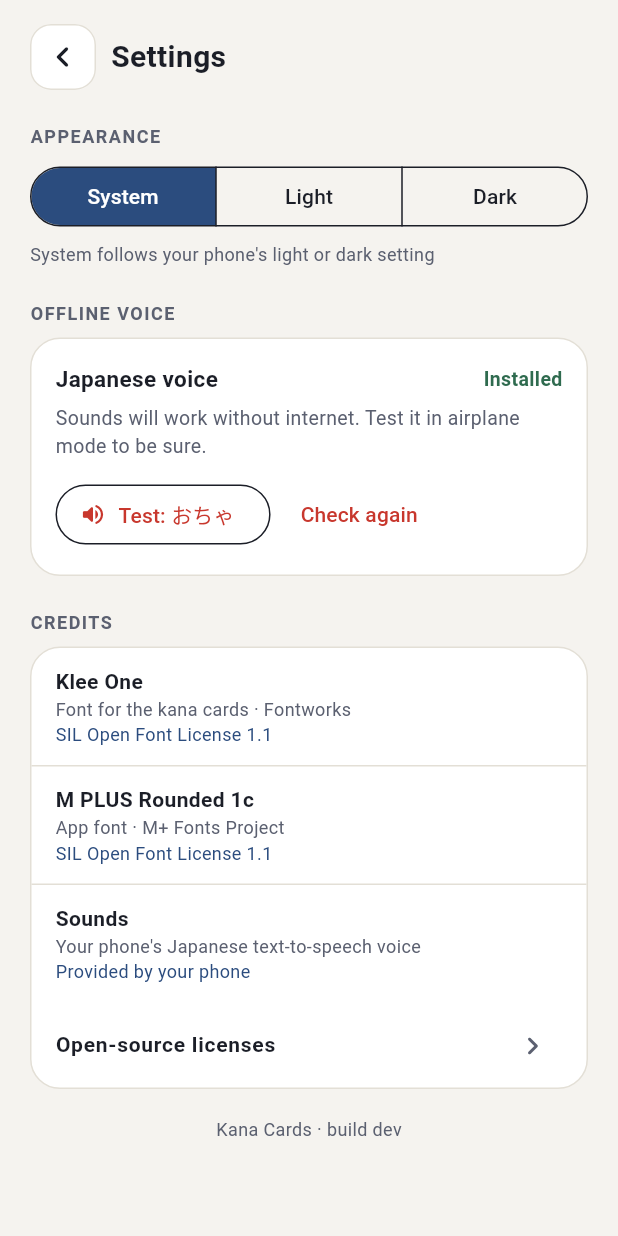
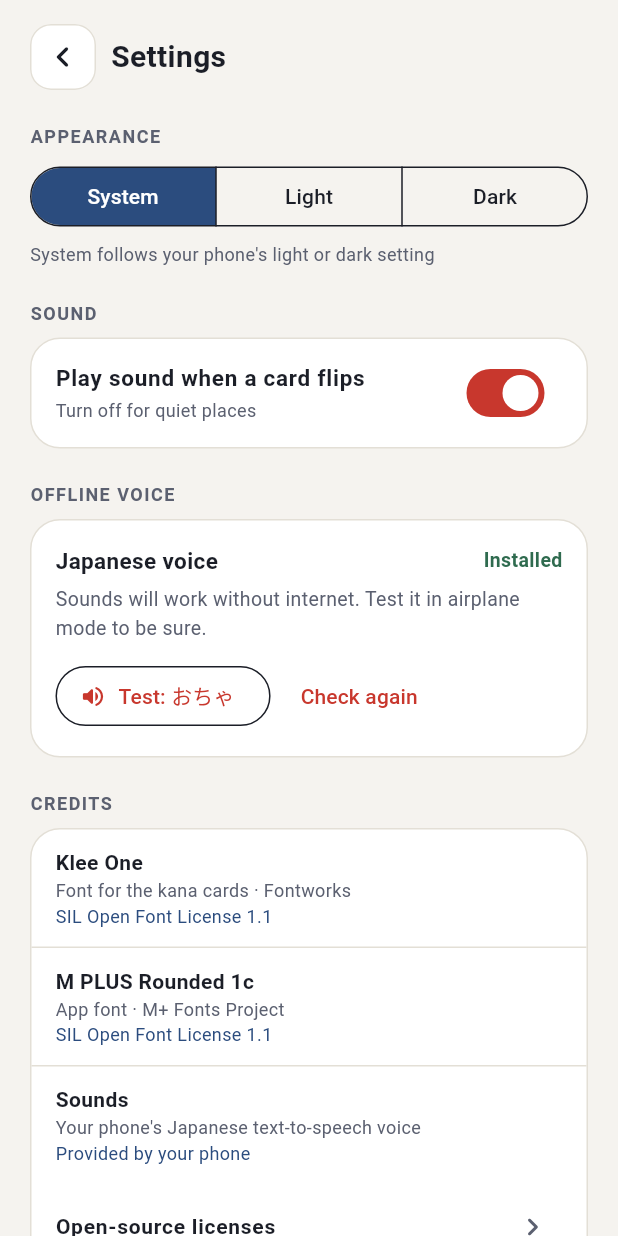
Before and after one commit to stevenfoong/my-japanese-flashcard, a Flutter app: the SettingsScreen screen opened directly, on a phone screen of 412 x 824 dp. Run offline on Flutter 3.47's test engine with Material 3 defaults, Android fonts, the phone set to English and light mode, and no system bars; our stand-ins replace flutter_tts, shared_preferences; accounts and stored records are empty; Roboto replaces fonts that are missing (MPlusRounded).

Commit message:
Play the card's sound when it flips, with a switch in Settings
Co-Authored-By: Claude Opus 5.5 <noreply@anthropic.com>
Claude-Session: https://claude.ai/code/session_01XWSL2WW6obWrmSC3zKDXWi

```diff
--- a/lib/screens/flip_screen.dart
+++ b/lib/screens/flip_screen.dart
@@ -5,6 +5,7 @@ import 'package:flutter/material.dart';
 import '../models.dart';
 import '../services/app_state.dart';
 import '../services/decks.dart';
+import '../services/speech.dart';
 import '../theme.dart';
 import '../widgets.dart';
 
@@ -112,6 +113,7 @@ class _FlipScreenState extends State<FlipScreen> {
     final card = _card;
     if (card == null || _flipped) return;
     setState(() => _flipped = true);
+    if (_state.autoPlay) Speech.speak(card.front);
     _state.recordFlip(card);
   }
 
--- a/lib/screens/settings_screen.dart
+++ b/lib/screens/settings_screen.dart
@@ -53,6 +53,18 @@ class _SettingsScreenState extends State<SettingsScreen> {
               const SizedBox(height: 6),
               Text("System follows your phone's light or dark setting",
                   style: TextStyle(fontSize: 12, color: c.muted)),
+              const SizedBox(height: 22),
+              const SectionLabel('Sound'),
+              Panel(
+                padding: EdgeInsets.zero,
+                child: SwitchListTile(
+                  title: const Text('Play sound when a card flips',
+                      style: TextStyle(fontSize: 15, fontWeight: FontWeight.w700)),
+                  subtitle: Text('Turn off for quiet places', style: TextStyle(fontSize: 12, color: c.muted)),
+                  value: state.autoPlay,
+                  onChanged: state.setAutoPlay,
+                ),
+              ),
               const SizedBox(height: 22),
               const SectionLabel('Offline voice'),
               Panel(
--- a/lib/services/app_state.dart
+++ b/lib/services/app_state.dart
@@ -52,6 +52,9 @@ class AppState extends ChangeNotifier {
   /// Set when saved data could not be loaded; the app still runs without it.
   String? initError;
   ThemeMode themeMode = ThemeMode.system;
+
+  /// Play the card's sound automatically when it flips.
+  bool autoPlay = true;
   final Map<String, CardProgress> _progress = {};
   final Map<String, int> _daily = {};
   final Map<String, int> _totals = {};
@@ -62,6 +65,7 @@ class AppState extends ChangeNotifier {
     try {
       final prefs = await SharedPreferences.getInstance().timeout(const Duration(seconds: 8));
       _prefs = prefs;
+      autoPlay = prefs.getBool('auto_play') ?? true;
       themeMode = switch (prefs.getString('theme')) {
         'light' => ThemeMode.light,
         'dark' => ThemeMode.dark,
@@ -99,6 +103,12 @@ class AppState extends ChangeNotifier {
       '${d.year.toString().padLeft(4, '0')}-${d.month.toString().padLeft(2, '0')}-${d.day.toString().padLeft(2, '0')}';
 
   // ---- Settings ----
+
+  Future<void> setAutoPlay(bool on) async {
+    autoPlay = on;
+    notifyListeners();
+    await _prefs?.setBool('auto_play', on);
+  }
 
   Future<void> setThemeMode(ThemeMode mode) async {
     themeMode = mode;
```
